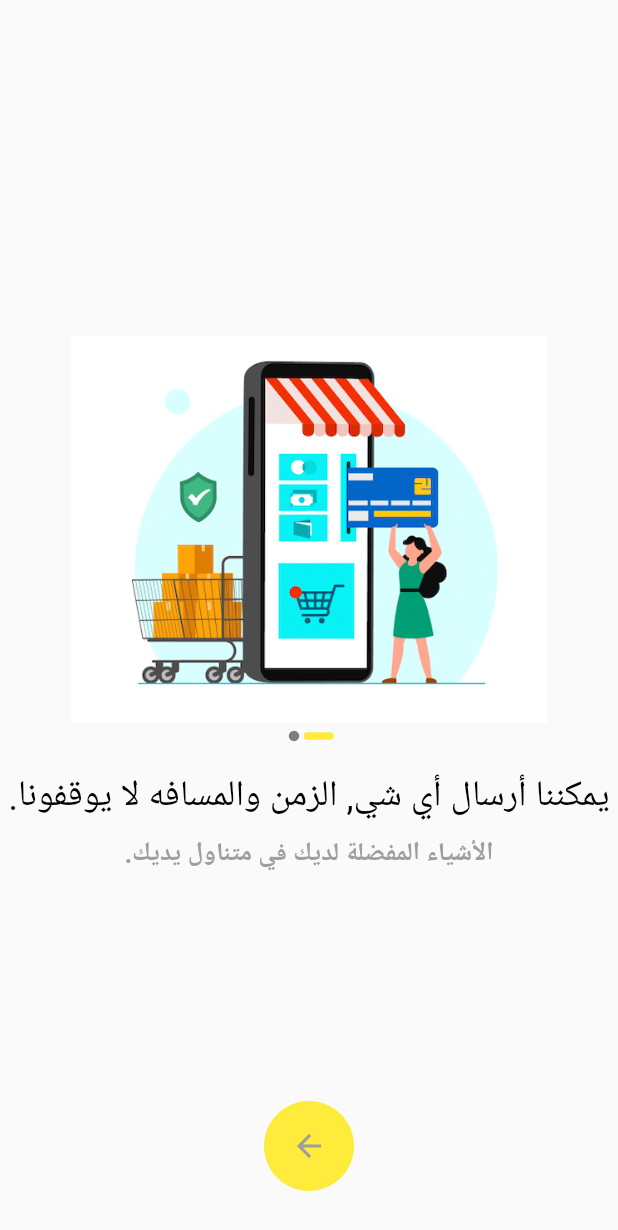
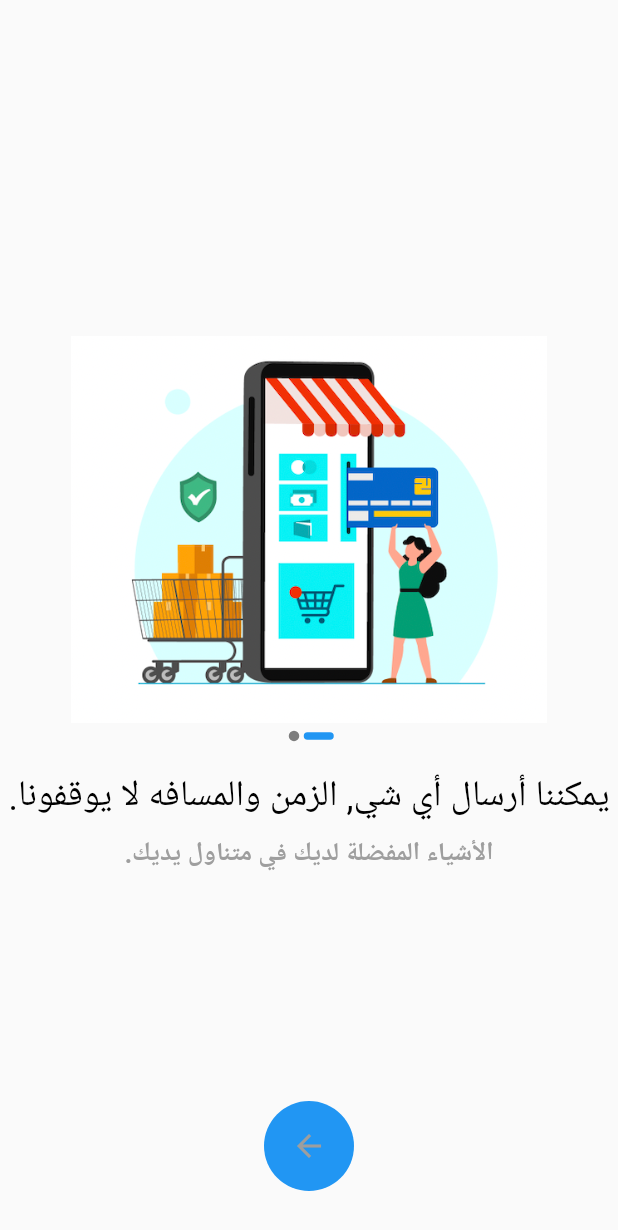
Before and after one commit to r00texploit/alla_zogak_customer, a Flutter app: the screen it shows after launch, on a phone screen of 412 x 824 dp. Shown: the top 1230 px of the screen. Run offline on Flutter 3.47's test engine with Material 2 defaults, Android fonts, the light colour scheme and no system bars; our stand-ins replace cached_network_image, carousel_slider, dio, file_picker, flutter_rating_bar, google_fonts and 5 more; accounts and stored records are empty; Roboto replaces fonts that are missing (appfont).

Commit message:
change theme data

```diff
--- a/lib/main.dart
+++ b/lib/main.dart
@@ -29,26 +29,27 @@ void main() async {
       ChangeNotifierProvider(create: (_) => AddressBloc()),
       ChangeNotifierProvider(create: (_) => UserBloc())
     ],
-    child: const MyApp(),
-  ));
+
+    child:  const MyApp(),
+    )
+  );
 }
 
 class MyApp extends StatelessWidget {
-  const MyApp({Key? key}) : super(key: key);
+   const MyApp({Key? key}) : super(key: key);
 
-  // _initTheme() async {
-  //   final sh = await SharedPreferences.getInstance();
-  //   await sh.setBool("theme", Constants.isdarkmode);
-  // }
+
 
   @override
   Widget build(BuildContext context) {
-    Future<bool?> sh = Constants.getThemeInstance();
+
     return MaterialApp(
       debugShowCheckedModeBanner: false,
-      title: 'Super Di',
+      title: 'Super Digital Market',
       // ignore: unrelated_type_equality_checks
-      theme: sh != false ? Constants.lightmode : Constants.darkmode,
+      theme: ThemeData.light(),
+      darkTheme: ThemeData.dark(),
+      //themeMode: themeProvider.isdarkmode ? ThemeMode.dark : ThemeMode.light,
       initialRoute: "/",
       onGenerateRoute: (settings) {
         switch (settings.name) {
@@ -76,4 +77,6 @@ class MyApp extends StatelessWidget {
       ],
     );
   }
+
+
 }
--- a/lib/widgets/constants.dart
+++ b/lib/widgets/constants.dart
@@ -4,16 +4,20 @@ import 'package:google_fonts/google_fonts.dart';
 import 'package:shared_preferences/shared_preferences.dart';
 
 class Constants {
-
   static bool isdarkmode = false;
 
- static initTheme() async {
+  static initTheme() async {
     final sh = await SharedPreferences.getInstance();
     await sh.setBool("theme", Constants.isdarkmode);
   }
 
+  // static initTheme() async {
+  //   final sh = await SharedPreferences.getInstance();
+  //   await sh.setBool("theme", isdarkmode);
+  // }
+
   static Future<bool?> getThemeInstance() async {
-   SharedPreferences instance = await SharedPreferences.getInstance();
+    SharedPreferences instance = await SharedPreferences.getInstance();
     bool? theme = instance.getBool("theme");
     return theme;
   }
@@ -22,8 +26,9 @@ class Constants {
   static Color lightBG = const Color(0xfff3f4f9);
   static Color darkBG = const Color(0xff2B2B2B);
   static Color darkPrimary = const Color(0xff2B2B2B);
+  static Color lightPrimary = const Color.fromARGB(255, 245, 243, 243);
 
-  static ThemeData lightmode = ThemeData(
+  ThemeData darkmode = ThemeData(
     primarySwatch: Colors.yellow,
     textTheme: TextTheme(
       headline1: GoogleFonts.cairo().copyWith(color: Colors.black54),
@@ -58,44 +63,4 @@ class Constants {
       ).headline6,
     ),
   );
-  static ThemeData darkmode = ThemeData(
-    textTheme: TextTheme(
-      headline1: GoogleFonts.cairo().copyWith(color: Colors.white54),
-      headline2: GoogleFonts.cairo().copyWith(color: Colors.white54),
-      headline3: GoogleFonts.cairo().copyWith(color: Colors.white54),
-      headline4: GoogleFonts.cairo().copyWith(color: Colors.white54),
-      headline5: GoogleFonts.cairo().copyWith(color: Colors.white54),
-      headline6: GoogleFonts.cairo().copyWith(color: Colors.white54),
-      subtitle1: GoogleFonts.cairo().copyWith(color: Colors.white54),
-      subtitle2: GoogleFonts.cairo().copyWith(color: Colors.white54),
-    ),
-    brightness: Brightness.dark,
-    backgroundColor: darkBG,
-    primaryColor: darkPrimary,
-    scaffoldBackgroundColor: darkBG,
-    textSelectionTheme: TextSelectionThemeData(
-      cursorColor: darkAccent,
-    ),
-    bottomAppBarTheme: BottomAppBarTheme(
-      elevation: 0,
-      color: darkBG,
-    ),
-    appBarTheme: AppBarTheme(
-      elevation: 0,
-      toolbarTextStyle: TextTheme(
-        headline6: TextStyle(
-          color: lightBG,
-          fontSize: 20,
-        ),
-      ).bodyText2,
-      titleTextStyle: TextTheme(
-        headline6: TextStyle(
-          color: lightBG,
-          fontSize: 20,
-        ),
-      ).headline6,
-    ),
-    colorScheme: ColorScheme.fromSwatch(primarySwatch: Colors.yellow)
-        .copyWith(secondary: darkAccent),
-  );
 }
```
Also changed, not shown: lib/screens/cart.dart (+3 -16 lines), lib/screens/home_page.dart (+31 -17 lines), lib/screens/product_screen.dart (+40 -15 lines), lib/widgets/drawer_widget.dart (+21 -10 lines), pubspec.yaml (+20 -20 lines), pubspec.lock, 1 other file.
